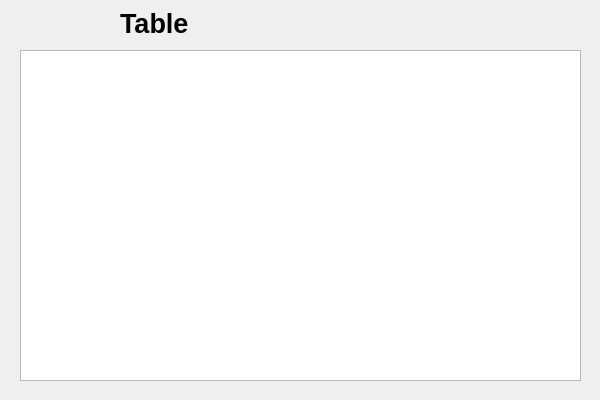
ChakSem/TPs-Plateformes-C-, file FrameworkQT/src/main/c++/fr/univtours/polytech/FrameworkQT/view/databasevisualisationinterface.ui: the form before one commit.
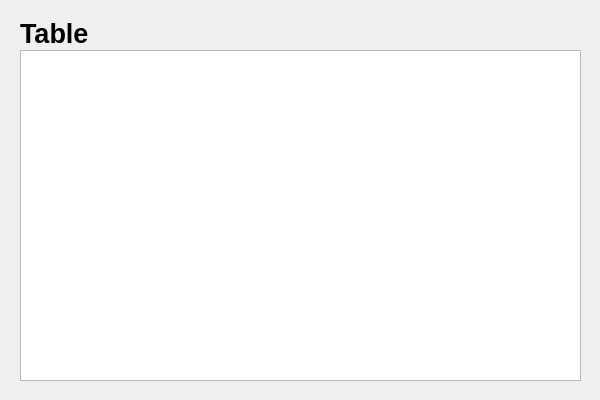
The form after the commit.

What changed in the file:
```diff
--- a/FrameworkQT/src/main/c++/fr/univtours/polytech/FrameworkQT/view/databasevisualisationinterface.ui
+++ b/FrameworkQT/src/main/c++/fr/univtours/polytech/FrameworkQT/view/databasevisualisationinterface.ui
@@ -16,8 +16,8 @@
   <widget class="QLabel" name="labelConnection">
    <property name="geometry">
     <rect>
-     <x>120</x>
-     <y>10</y>
+     <x>20</x>
+     <y>20</y>
      <width>351</width>
      <height>27</height>
     </rect>
```
